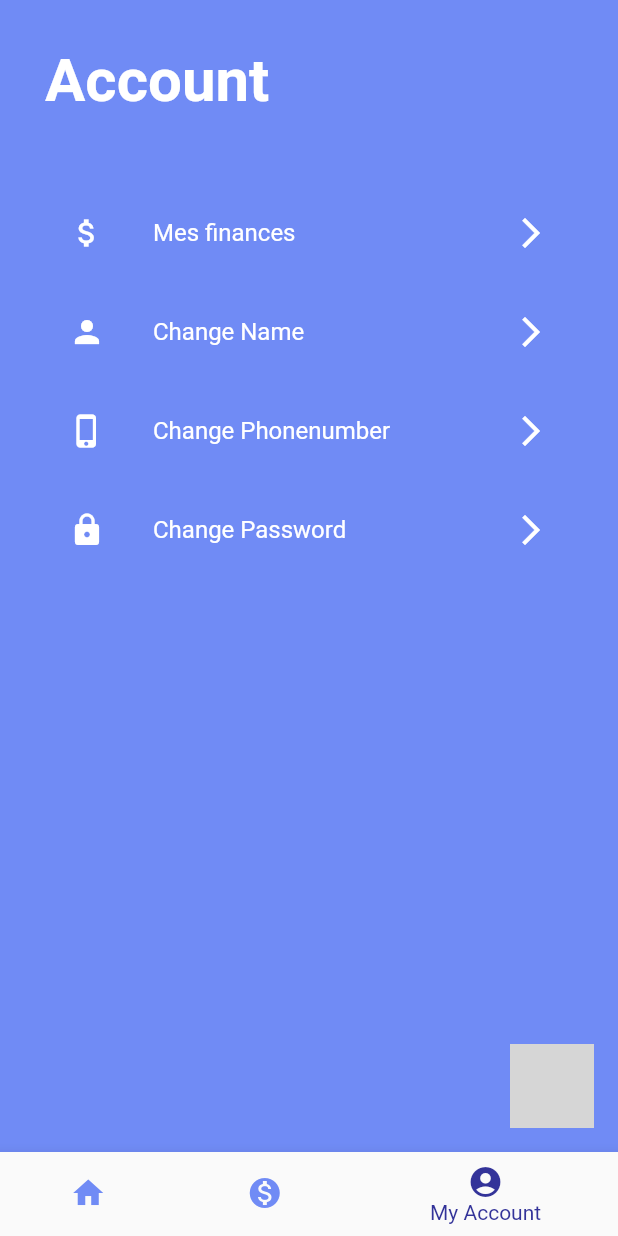
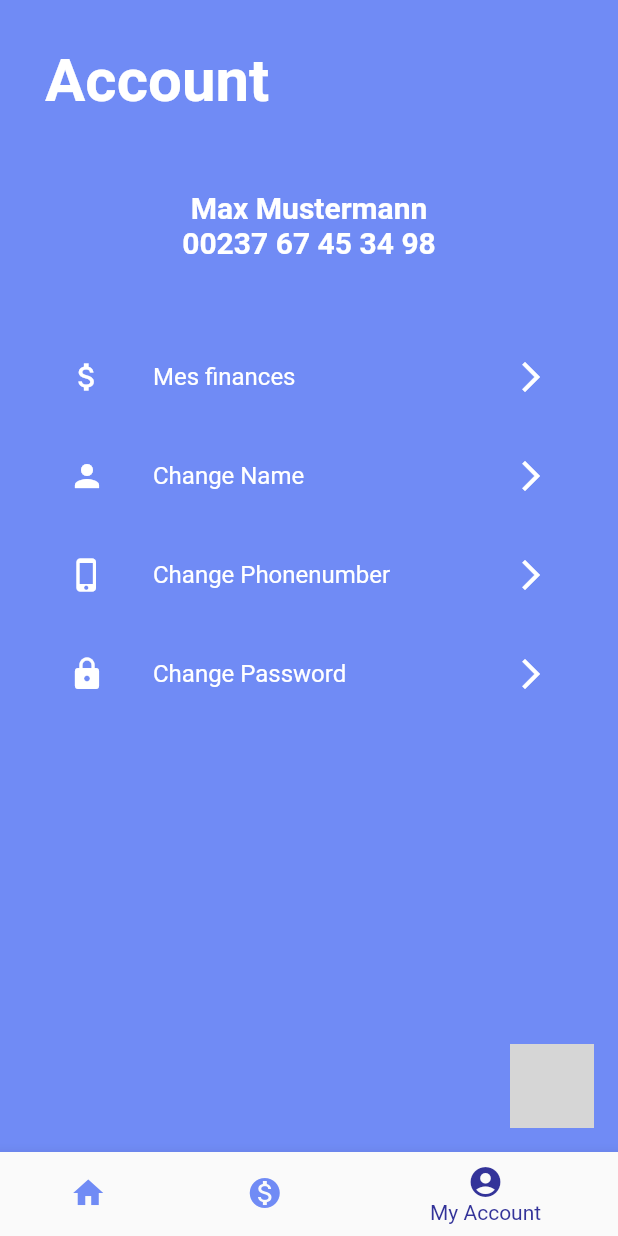
Before and after one commit to DuclosNgassa/ePossa_app, a Flutter app: the NavigationPage screen opened directly, item 3 of the bottom bar chosen, on a phone screen of 412 x 824 dp. Run offline on Flutter 3.47's test engine with Material 2 defaults, Android fonts, the phone set to English and light mode, and no system bars; our stand-ins replace flushbar, page_transition, simple_animations; missing offline and left inert: flutter_boom_menu, qrscan; grey boxes are pictures that could not be loaded.

Commit message:
- Username and phone number added to AccountPage

```diff
--- a/lib/pages/account_page.dart
+++ b/lib/pages/account_page.dart
@@ -1,4 +1,5 @@
 import 'package:epossa_app/animations/fade_animation.dart';
+import 'package:epossa_app/model/user.dart';
 import 'package:epossa_app/pages/popup/change_name_popup.dart';
 import 'package:epossa_app/pages/popup/change_password_popup.dart';
 import 'package:epossa_app/pages/popup/change_phonenumber_popup.dart';
@@ -22,13 +23,7 @@ class _AccountPageState extends State<AccountPage> {
         children: <Widget>[
           FadeAnimation(
             1.3,
-            Text(
-              "Account",
-              style: TextStyle(
-                  color: Colors.white,
-                  fontSize: 40,
-                  fontWeight: FontWeight.bold),
-            ),
+            _buildHeader(),
           ),
           FadeAnimation(
             1.3,
@@ -36,13 +31,42 @@ class _AccountPageState extends State<AccountPage> {
               height: 50.0,
             ),
           ),
-          buildListConfig(),
+          _buildListConfig(),
         ],
       ),
     );
   }
 
-  Widget buildListConfig() {
+  Widget _buildHeader() {
+    return Column(
+      crossAxisAlignment: CrossAxisAlignment.center,
+      children: <Widget>[
+        Row(
+          mainAxisAlignment: MainAxisAlignment.start,
+          children: <Widget>[
+            Text(
+              "Account",
+              style: TextStyle(
+                  color: Colors.white, fontSize: 40, fontWeight: FontWeight.bold),
+            ),
+          ],
+        ),
+        SizedBox(height: 50,),
+        Text(
+          _getUser().name,
+          style: TextStyle(
+              color: Colors.white, fontSize: 20, fontWeight: FontWeight.bold),
+        ),
+        Text(
+          _getUser().phone_number,
+          style: TextStyle(
+              color: Colors.white, fontSize: 20, fontWeight: FontWeight.bold),
+        ),
+      ],
+    );
+  }
+
+  Widget _buildListConfig() {
     return Container(
       height: 300,
       child: ListView(
@@ -50,7 +74,8 @@ class _AccountPageState extends State<AccountPage> {
           FadeAnimation(
             1.6,
             ListTile(
-              onTap: () => PopupHelper.showPopup(context, FinancePopup(), 'Mes finances'),
+              onTap: () => PopupHelper.showPopup(
+                  context, FinancePopup(), 'Mes finances'),
               leading: Icon(
                 Icons.attach_money,
                 color: Colors.white,
@@ -67,11 +92,14 @@ class _AccountPageState extends State<AccountPage> {
               ),
             ),
           ),
-          SizedBox(height: 10,),
+          SizedBox(
+            height: 10,
+          ),
           FadeAnimation(
             1.6,
             ListTile(
-              onTap: () => PopupHelper.showPopup(context, ChangeNamePopup(), 'Changement de nom'),
+              onTap: () => PopupHelper.showPopup(
+                  context, ChangeNamePopup(), 'Changement de nom'),
               leading: Icon(
                 Icons.person,
                 color: Colors.white,
@@ -88,11 +116,16 @@ class _AccountPageState extends State<AccountPage> {
               ),
             ),
           ),
-          SizedBox(height: 10,),
+          SizedBox(
+            height: 10,
+          ),
           FadeAnimation(
             1.9,
             ListTile(
-              onTap: () => PopupHelper.showPopup(context, ChangePhonenumberPopup(), 'Changement de numéro de téléphone'),
+              onTap: () => PopupHelper.showPopup(
+                  context,
+                  ChangePhonenumberPopup(),
+                  'Changement de numéro de téléphone'),
               leading: Icon(
                 Icons.phone_iphone,
                 color: Colors.white,
@@ -109,11 +142,14 @@ class _AccountPageState extends State<AccountPage> {
               ),
             ),
           ),
-          SizedBox(height: 10,),
+          SizedBox(
+            height: 10,
+          ),
           FadeAnimation(
             2.2,
             ListTile(
-              onTap: () => PopupHelper.showPopup(context, ChangePasswordPopup(), 'Changement de mot de passe'),
+              onTap: () => PopupHelper.showPopup(
+                  context, ChangePasswordPopup(), 'Changement de mot de passe'),
               leading: Icon(
                 Icons.lock,
                 color: Colors.white,
@@ -134,4 +170,13 @@ class _AccountPageState extends State<AccountPage> {
       ),
     );
   }
+
+  User _getUser() {
+    User user = new User();
+    user.phone_number = "00237 67 45 34 98";
+    user.name = "Max Mustermann";
+    user.balance = 37250;
+
+    return user;
+  }
 }
```
